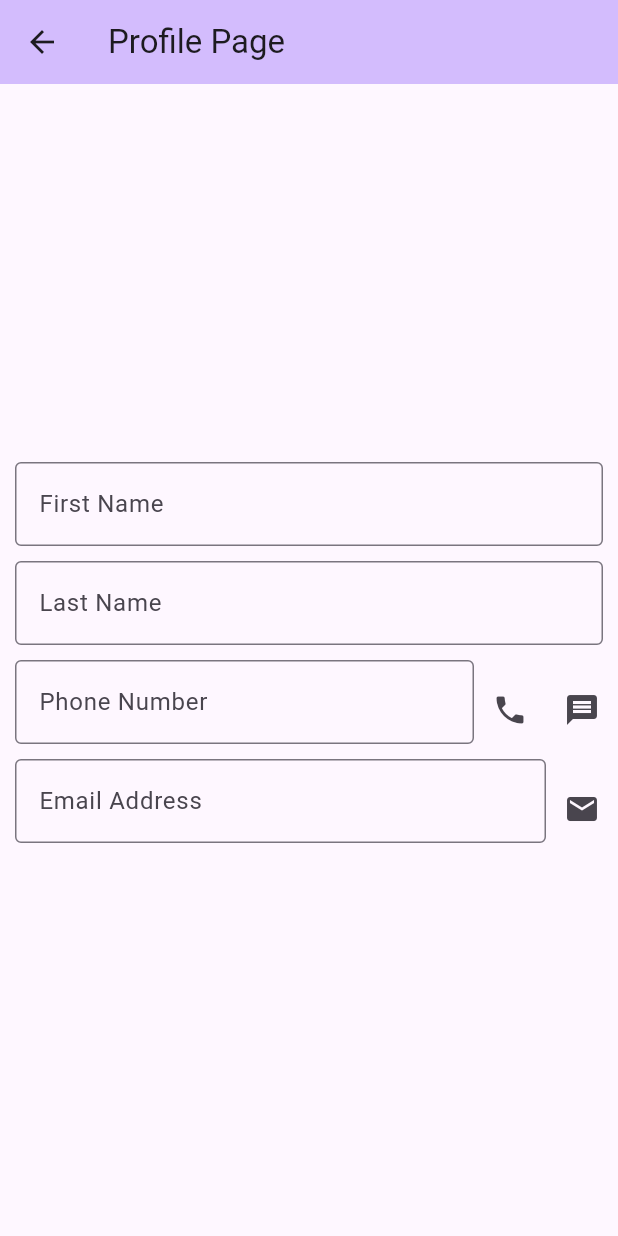
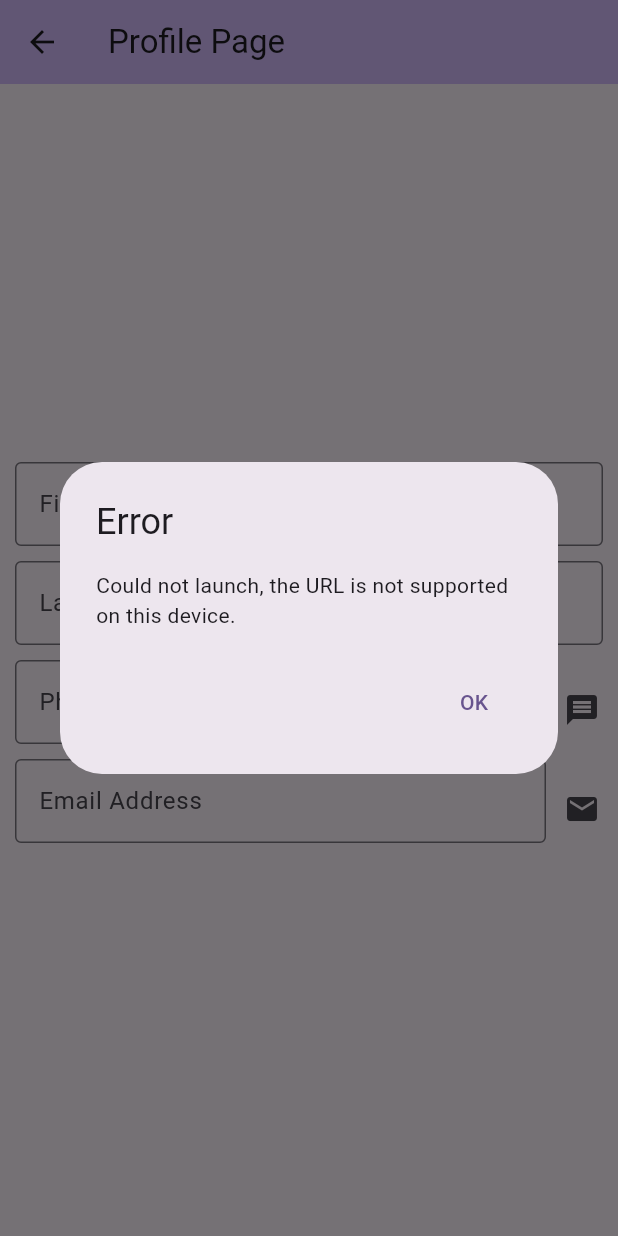
Before and after one commit to yao6859/CST2335_flutter, a Flutter app: the ProfilePage screen opened by its route, after a tap on the "phone" icon, on a phone screen of 412 x 824 dp. Run offline on Flutter 3.47's test engine with Material 3 defaults, Android fonts, the phone set to English and light mode, and no system bars; missing offline and left inert: encrypted_shared_preferences.

Commit message:
Lab5 completed - Moving, sending data between pages. launching other apps.

```diff
--- a/lib/ProfilePage.dart
+++ b/lib/ProfilePage.dart
@@ -1,5 +1,6 @@
 
 import 'package:flutter/material.dart';
+import 'package:url_launcher/url_launcher.dart';
 
 import 'DataRepository.dart';
 
@@ -98,8 +99,12 @@ class ProfilePageState extends State<ProfilePage> {
                             )),
                           )
                 ),
-                IconButton(onPressed: () {}, icon: const Icon(Icons.phone)),
-                IconButton(onPressed: () {}, icon: const Icon(Icons.message))
+                IconButton(onPressed: () {
+                  _launchPhoneDialer();
+                }, icon: const Icon(Icons.phone)),
+                IconButton(onPressed: () {
+                  _launchMessageApp();
+                }, icon: const Icon(Icons.message))
             ]),
             Row(children: <Widget>[
               Flexible(
@@ -112,10 +117,65 @@ class ProfilePageState extends State<ProfilePage> {
                       )),
                   )
               ),
-                IconButton(onPressed: () {}, icon: const Icon(Icons.email))
+                IconButton(onPressed: () {
+                  _launchEmailApp();
+                }, icon: const Icon(Icons.email))
             ]),
         ]),
       ),
     );
   }
+
+  void _launchPhoneDialer() async {
+    final phoneNumber = phoneController.text;
+    final url = 'tel:$phoneNumber';
+
+    if (await canLaunch(url)) {
+      await launch(url);
+    } else {
+      _showAlertDialog();
+    }
+  }
+
+  void _launchMessageApp() async {
+    final phoneNumber = phoneController.text;
+    final url = 'sms:$phoneNumber';
+
+    if (await canLaunch(url)) {
+    await launch(url);
+    } else {
+    _showAlertDialog();
+    }
+  }
+
+  void _launchEmailApp() async {
+    final email = emailController.text;
+    final url = 'mailto:$email';
+
+    if (await canLaunch(url)) {
+      await launch(url);
+    } else {
+      _showAlertDialog();
+    }
+  }
+
+  void _showAlertDialog() {
+    showDialog(
+      context: context,
+      builder: (BuildContext context) {
+        return AlertDialog(
+          title: const Text('Error'),
+          content: const Text('Could not launch, the URL is not supported on this device.'),
+          actions: <Widget>[
+            TextButton(
+              child: const Text('OK'),
+              onPressed: () {
+                Navigator.of(context).pop();
+              }),
+          ]);
+      });
+  }
+
+
+
 }
--- a/pubspec.yaml
+++ b/pubspec.yaml
@@ -38,6 +38,7 @@ dependencies:
   cupertino_icons: ^1.0.6
   shared_preferences: ^2.2.3
   encrypted_shared_preferences: ^3.0.1
+  url_launcher: ^6.3.0
 
 dev_dependencies:
   flutter_test:
```
Also changed, not shown: pubspec.lock, 5 other files.
